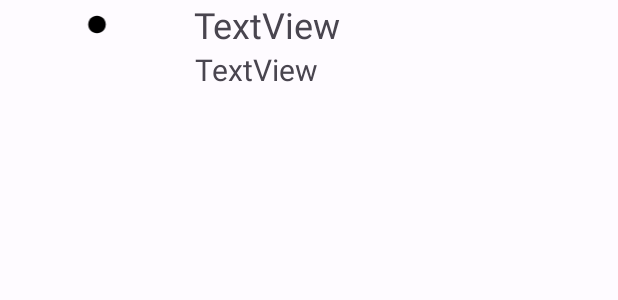
After one commit to open-roboe/roboapp, an Android app: the layout boat_item.xml on its own in the app's theme, with its tools: preview values and no code run, on a phone screen of 412 x 824 dp. The commit adds this screen. Shown: the top 300 px of the screen. Run offline under Robolectric (Android 15) with nearby library versions, the phone set to English and light mode, and no system bars.

Commit message:
lavorando su BoatsListAdapter

```diff
--- /dev/null
+++ b/app/src/main/res/drawable/baseline_circle_24.xml
@@ -0,0 +1,5 @@
+<vector android:height="24dp" android:tint="#000000"
+    android:viewportHeight="24" android:viewportWidth="24"
+    android:width="24dp" xmlns:android="http://schemas.android.com/apk/res/android">
+    <path android:fillColor="@android:color/white" android:pathData="M12,2C6.47,2 2,6.47 2,12s4.47,10 10,10 10,-4.47 10,-10S17.53,2 12,2z"/>
+</vector>
--- /dev/null
+++ b/app/src/main/res/drawable/baseline_more_vert_24.xml
@@ -0,0 +1,5 @@
+<vector android:height="24dp" android:tint="#000000"
+    android:viewportHeight="24" android:viewportWidth="24"
+    android:width="24dp" xmlns:android="http://schemas.android.com/apk/res/android">
+    <path android:fillColor="@android:color/white" android:pathData="M12,8c1.1,0 2,-0.9 2,-2s-0.9,-2 -2,-2 -2,0.9 -2,2 0.9,2 2,2zM12,10c-1.1,0 -2,0.9 -2,2s0.9,2 2,2 2,-0.9 2,-2 -0.9,-2 -2,-2zM12,16c-1.1,0 -2,0.9 -2,2s0.9,2 2,2 2,-0.9 2,-2 -0.9,-2 -2,-2z"/>
+</vector>
--- /dev/null
+++ b/app/src/main/res/layout/boat_item.xml
@@ -0,0 +1,48 @@
+<?xml version="1.0" encoding="utf-8"?>
+<androidx.constraintlayout.widget.ConstraintLayout xmlns:android="http://schemas.android.com/apk/res/android"
+    xmlns:app="http://schemas.android.com/apk/res-auto"
+    xmlns:tools="http://schemas.android.com/tools"
+    android:clickable="true"
+    android:layout_width="match_parent"
+    android:layout_height="match_parent">
+
+    <LinearLayout
+        android:layout_width="match_parent"
+        android:layout_height="wrap_content"
+        android:orientation="vertical"
+        app:layout_constraintStart_toStartOf="parent"
+        app:layout_constraintTop_toTopOf="parent">
+
+        <LinearLayout
+            android:layout_width="match_parent"
+            android:layout_height="wrap_content"
+            android:orientation="horizontal">
+
+            <ImageView
+                android:id="@+id/imageView4"
+                android:layout_width="109dp"
+                android:layout_height="14dp"
+                android:layout_gravity="center"
+                android:layout_weight="1"
+                app:srcCompat="@drawable/baseline_circle_24" />
+
+            <TextView
+                android:id="@+id/distanza_metri"
+                android:layout_width="wrap_content"
+                android:layout_height="wrap_content"
+                android:layout_weight="9"
+                android:text="TextView"
+                android:textSize="24sp" />
+        </LinearLayout>
+
+        <TextView
+            android:id="@+id/user_online"
+            android:layout_width="match_parent"
+            android:layout_height="wrap_content"
+            android:paddingLeft="130dp"
+            android:text="TextView"
+            android:textSize="20sp" />
+
+    </LinearLayout>
+
+</androidx.constraintlayout.widget.ConstraintLayout>
--- a/app/src/main/res/values/strings.xml
+++ b/app/src/main/res/values/strings.xml
@@ -34,5 +34,9 @@
     <string name="map">Mappa</string>
     <string name="buoy">Boe</string>
     <string name="robuoy">Roboe</string>
-    <string name="Boat">Barche</string>
+    <string name="Boat">Boats</string>
+    <string name="click_on_boats">Click on an element to navigate to it</string>
+    <string name="menu_boats">Menù boats</string>
+    <string name="first_item_menu_boats">First item menu boats</string>
+    <string name="second_item_menu_boats">Second item menu boats</string>
 </resources>
--- a/build.gradle
+++ b/build.gradle
@@ -9,8 +9,8 @@ buildscript {
     }
 }
 plugins {
-    id 'com.android.application' version '7.4.1' apply false
-    id 'com.android.library' version '7.4.1' apply false
+    id 'com.android.application' version '7.4.2' apply false
+    id 'com.android.library' version '7.4.2' apply false
     id 'com.google.android.libraries.mapsplatform.secrets-gradle-plugin' version '2.0.1' apply false
 
 }
```
Also changed, not shown: app/src/main/java/it/halb/roboapp/ui/main/BoatInfoFragment.java (renamed from app/src/main/java/it/halb/roboapp/ui/main/BoatInfo.java, +12 -7 lines), app/src/main/java/it/halb/roboapp/ui/main/BoatInfoViewModel.java (added, +24 -0 lines), app/src/main/java/it/halb/roboapp/ui/main/BoatsListAdapter.java (added, +78 -0 lines), app/src/main/res/layout/fragment_boat_info.xml (+45 -4 lines), app/src/main/res/menu/menu_schermata_boat_info.xml (added, +12 -0 lines).
